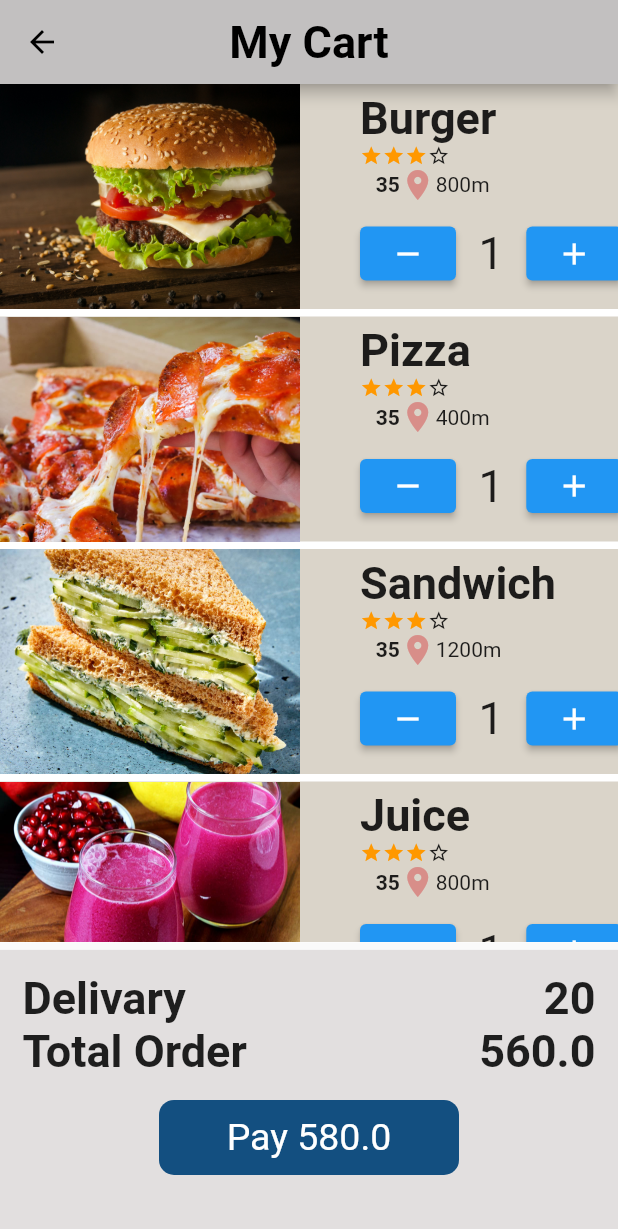
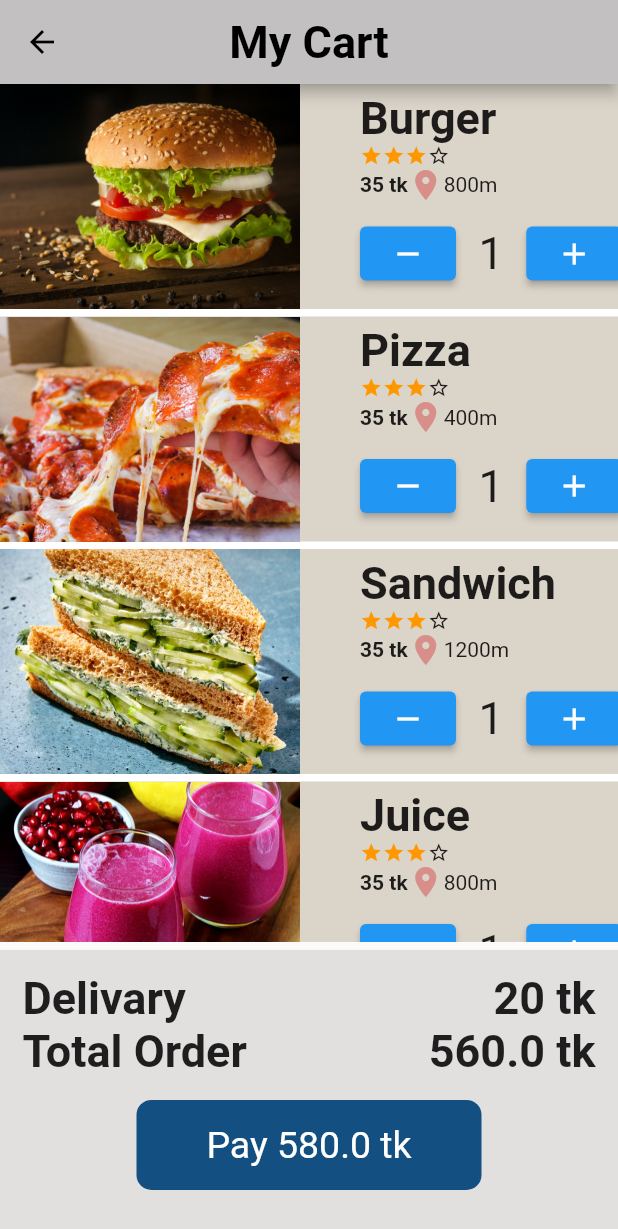
Before and after one commit to marzan999/Food_Delivery_App, a Flutter app: the Page3 screen opened directly, on a phone screen of 412 x 824 dp. Shown: the top 1229 px of the screen. Run offline on Flutter 3.47's test engine with Material 2 defaults, Android fonts, the phone set to English and light mode, and no system bars.

Commit message:
Update page3.dart

```diff
--- a/food_delivery_app/lib/widget/page3.dart
+++ b/food_delivery_app/lib/widget/page3.dart
@@ -108,7 +108,8 @@ class _Page3State extends State<Page3> {
                                   Row(
                                     children: [
                                       Text(
-                                        "   ${a[index].totalPrice ?? a[index].price}",
+                                        "${a[index].totalPrice ?? a[index].price}" +
+                                            ' tk',
                                         style: TextStyle(
                                             fontWeight: FontWeight.bold),
                                       ),
@@ -194,7 +195,7 @@ class _Page3State extends State<Page3> {
                                   fontWeight: FontWeight.bold, fontSize: 30),
                             ),
                             Text(
-                              '$delivary',
+                              '$delivary' + ' tk',
                               style: TextStyle(
                                   fontWeight: FontWeight.bold, fontSize: 30),
                             )
@@ -209,7 +210,7 @@ class _Page3State extends State<Page3> {
                                   fontWeight: FontWeight.bold, fontSize: 30),
                             ),
                             Text(
-                              '$totalprice',
+                              '$totalprice' + ' tk',
                               style: TextStyle(
                                   fontWeight: FontWeight.bold, fontSize: 30),
                             ),
@@ -221,14 +222,14 @@ class _Page3State extends State<Page3> {
                         GestureDetector(
                           onTap: () {},
                           child: Container(
-                            height: 50,
-                            width: 200,
+                            height: 60,
+                            width: 230,
                             decoration: BoxDecoration(
                                 color: Color.fromARGB(255, 19, 79, 128),
                                 borderRadius: BorderRadius.circular(10)),
                             child: Center(
                                 child: Text(
-                              'Pay ' + "${totalprice + delivary}",
+                              'Pay ' + "${totalprice + delivary}" + ' tk',
                               style:
                                   TextStyle(color: Colors.white, fontSize: 25),
                             )),
```
